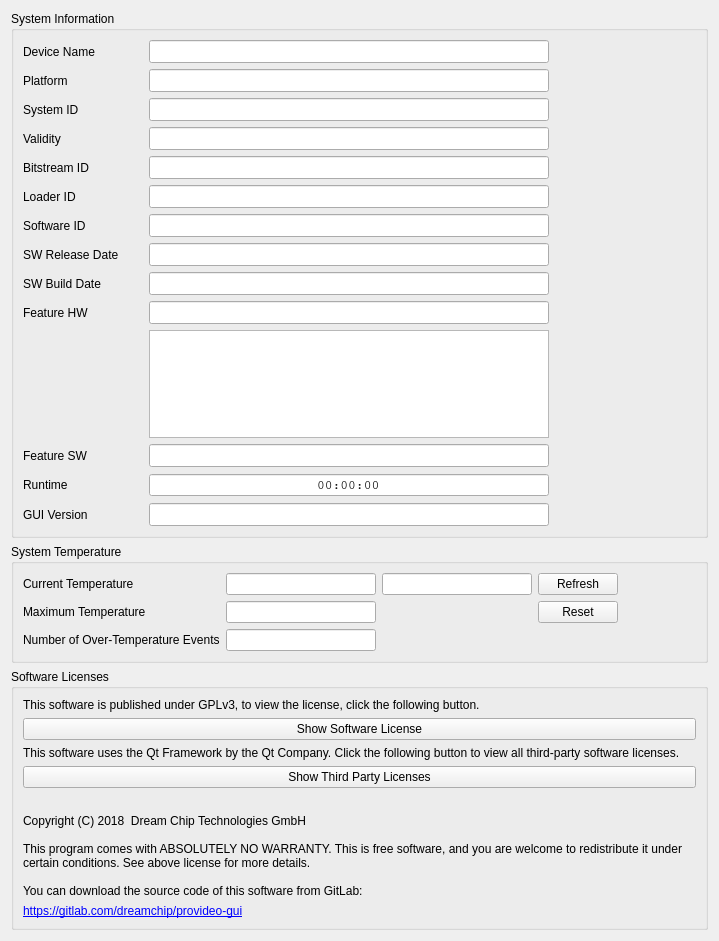
This is dct_widgets/infobox/infobox.ui in KAYA-Instruments/SDI-Control-Point as Qt 5 draws it before an edit. The edited form follows.
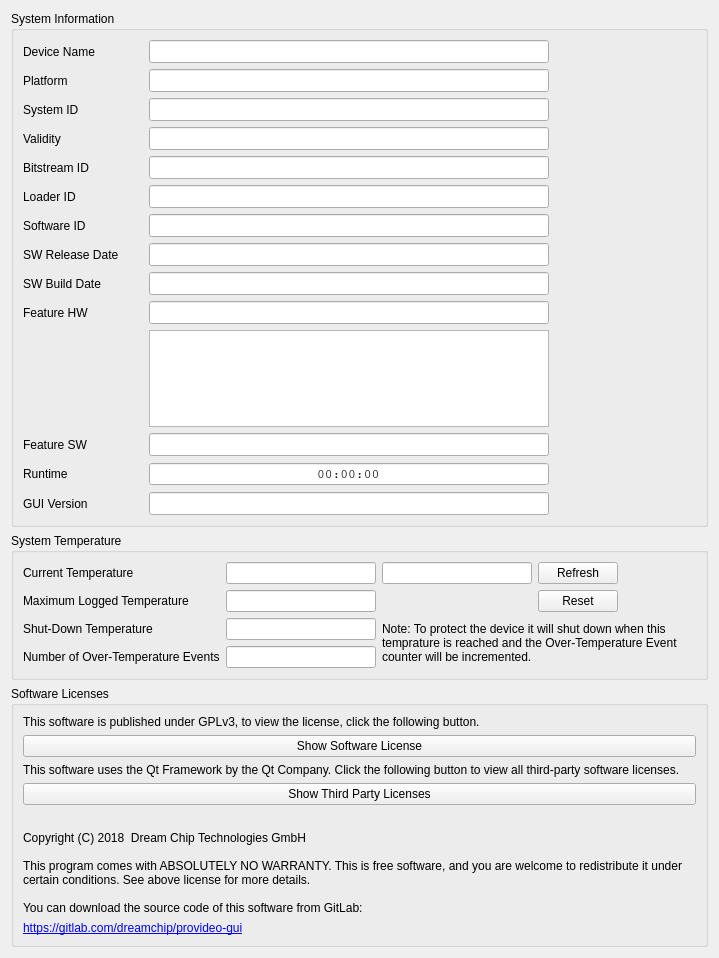
This is the edited form.

Commit message:
Forgot some files in last commit, change to max temp command
- Forgot to add the files for the aec weights dialog in the last commit
- The max temp command now returns the logged max temp and the limit max
  temp (shut down temp), both are now displayed in the info tab

```diff
--- a/dct_widgets/infobox/infobox.ui
+++ b/dct_widgets/infobox/infobox.ui
@@ -7,7 +7,7 @@
     <x>0</x>
     <y>0</y>
     <width>719</width>
-    <height>941</height>
+    <height>958</height>
    </rect>
   </property>
   <property name="windowTitle">
@@ -725,6 +725,121 @@
       <string>System Temperature</string>
      </property>
      <layout class="QGridLayout" name="gridLayout_2">
+      <item row="4" column="0">
+       <widget class="QLabel" name="lblOverTemp">
+        <property name="text">
+         <string>Number of Over-Temperature Events</string>
+        </property>
+       </widget>
+      </item>
+      <item row="2" column="1" colspan="2">
+       <widget class="QLineEdit" name="letMaxTempLogged">
+        <property name="sizePolicy">
+         <sizepolicy hsizetype="Fixed" vsizetype="Fixed">
+          <horstretch>0</horstretch>
+          <verstretch>0</verstretch>
+         </sizepolicy>
+        </property>
+        <property name="minimumSize">
+         <size>
+          <width>150</width>
+          <height>0</height>
+         </size>
+        </property>
+        <property name="maximumSize">
+         <size>
+          <width>150</width>
+          <height>16777215</height>
+         </size>
+        </property>
+        <property name="readOnly">
+         <bool>true</bool>
+        </property>
+       </widget>
+      </item>
+      <item row="3" column="0">
+       <widget class="QLabel" name="lblMaxTempAllowed">
+        <property name="text">
+         <string>Shut-Down Temperature</string>
+        </property>
+       </widget>
+      </item>
+      <item row="1" column="4">
+       <spacer name="horizontalSpacer">
+        <property name="orientation">
+         <enum>Qt::Horizontal</enum>
+        </property>
+        <property name="sizeHint" stdset="0">
+         <size>
+          <width>0</width>
+          <height>20</height>
+         </size>
+        </property>
+       </spacer>
+      </item>
+      <item row="2" column="0">
+       <widget class="QLabel" name="lblMaxTempLogged">
+        <property name="text">
+         <string>Maximum Logged Temperature</string>
+        </property>
+       </widget>
+      </item>
+      <item row="1" column="1">
+       <widget class="QLineEdit" name="letTemp0">
+        <property name="sizePolicy">
+         <sizepolicy hsizetype="Fixed" vsizetype="Fixed">
+          <horstretch>0</horstretch>
+          <verstretch>0</verstretch>
+         </sizepolicy>
+        </property>
+        <property name="minimumSize">
+         <size>
+          <width>150</width>
+          <height>0</height>
+         </size>
+        </property>
+        <property name="maximumSize">
+         <size>
+          <width>150</width>
+          <height>16777215</height>
+         </size>
+        </property>
+        <property name="readOnly">
+         <bool>true</bool>
+        </property>
+       </widget>
+      </item>
+      <item row="3" column="1">
+       <widget class="QLineEdit" name="letMaxTempAllowed">
+        <property name="sizePolicy">
+         <sizepolicy hsizetype="Fixed" vsizetype="Fixed">
+          <horstretch>0</horstretch>
+          <verstretch>0</verstretch>
+         </sizepolicy>
+        </property>
+        <property name="minimumSize">
+         <size>
+          <width>150</width>
+          <height>0</height>
+         </size>
+        </property>
+        <property name="maximumSize">
+         <size>
+          <width>150</width>
+          <height>16777215</height>
+         </size>
+        </property>
+        <property name="sizeIncrement">
+         <size>
+          <width>0</width>
+          <height>0</height>
+         </size>
+        </property>
+        <property name="readOnly">
+         <bool>true</bool>
+        </property>
+       </widget>
+      </item>
       <item row="2" column="3">
        <widget class="QPushButton" name="btnResetMaxTemp">
         <property name="sizePolicy">
@@ -740,25 +855,12 @@
       </item>
       <item row="1" column="2">
        <widget class="QLineEdit" name="letTemp1">
-        <property name="minimumSize">
-         <size>
-          <width>150</width>
-          <height>0</height>
-         </size>
+        <property name="sizePolicy">
+         <sizepolicy hsizetype="Fixed" vsizetype="Fixed">
+          <horstretch>0</horstretch>
+          <verstretch>0</verstretch>
+         </sizepolicy>
         </property>
-        <property name="maximumSize">
-         <size>
-          <width>150</width>
-          <height>16777215</height>
-         </size>
-        </property>
-        <property name="readOnly">
-         <bool>true</bool>
-        </property>
-       </widget>
-      </item>
-      <item row="1" column="1">
-       <widget class="QLineEdit" name="letTemp0">
         <property name="minimumSize">
          <size>
           <width>150</width>
@@ -776,78 +878,6 @@
         </property>
        </widget>
       </item>
-      <item row="2" column="0">
-       <widget class="QLabel" name="lblMaxTemp">
-        <property name="text">
-         <string>Maximum Temperature</string>
-        </property>
-       </widget>
-      </item>
-      <item row="3" column="0">
-       <widget class="QLabel" name="lblOverTemp">
-        <property name="text">
-         <string>Number of Over-Temperature Events</string>
-        </property>
-       </widget>
-      </item>
-      <item row="3" column="1">
-       <widget class="QLineEdit" name="letOverTemp">
-        <property name="minimumSize">
-         <size>
-          <width>150</width>
-          <height>0</height>
-         </size>
-        </property>
-        <property name="maximumSize">
-         <size>
-          <width>150</width>
-          <height>16777215</height>
-         </size>
-        </property>
-        <property name="readOnly">
-         <bool>true</bool>
-        </property>
-       </widget>
-      </item>
-      <item row="1" column="4">
-       <spacer name="horizontalSpacer">
-        <property name="orientation">
-         <enum>Qt::Horizontal</enum>
-        </property>
-        <property name="sizeHint" stdset="0">
-         <size>
-          <width>0</width>
-          <height>20</height>
-         </size>
-        </property>
-       </spacer>
-      </item>
-      <item row="2" column="1">
-       <widget class="QLineEdit" name="letMaxTemp">
-        <property name="minimumSize">
-         <size>
-          <width>150</width>
-          <height>0</height>
-         </size>
-        </property>
-        <property name="maximumSize">
-         <size>
-          <width>150</width>
-          <height>16777215</height>
-         </size>
-        </property>
-        <property name="readOnly">
-         <bool>true</bool>
-        </property>
-       </widget>
-      </item>
-      <item row="1" column="0">
-       <widget class="QLabel" name="lblTemp">
-        <property name="text">
-         <string>Current Temperature</string>
-        </property>
-       </widget>
-      </item>
       <item row="1" column="3">
        <widget class="QPushButton" name="btnRefreshTemp">
         <property name="sizePolicy">
@@ -861,6 +891,54 @@
         </property>
        </widget>
       </item>
+      <item row="1" column="0">
+       <widget class="QLabel" name="lblTemp">
+        <property name="text">
+         <string>Current Temperature</string>
+        </property>
+       </widget>
+      </item>
+      <item row="4" column="1">
+       <widget class="QLineEdit" name="letOverTemp">
+        <property name="sizePolicy">
+         <sizepolicy hsizetype="Fixed" vsizetype="Fixed">
+          <horstretch>0</horstretch>
+          <verstretch>0</verstretch>
+         </sizepolicy>
+        </property>
+        <property name="minimumSize">
+         <size>
+          <width>150</width>
+          <height>0</height>
+         </size>
+        </property>
+        <property name="maximumSize">
+         <size>
+          <width>150</width>
+          <height>16777215</height>
+         </size>
+        </property>
+        <property name="readOnly">
+         <bool>true</bool>
+        </property>
+       </widget>
+      </item>
+      <item row="3" column="2" rowspan="2" colspan="3">
+       <widget class="QLabel" name="label_2">
+        <property name="sizePolicy">
+         <sizepolicy hsizetype="Expanding" vsizetype="Preferred">
+          <horstretch>0</horstretch>
+          <verstretch>0</verstretch>
+         </sizepolicy>
+        </property>
+        <property name="text">
+         <string>Note: To protect the device it will shut down when this temprature is reached and the Over-Temperature Event counter will be incremented.</string>
+        </property>
+        <property name="wordWrap">
+         <bool>true</bool>
+        </property>
+       </widget>
+      </item>
      </layout>
     </widget>
    </item>
```
The commit also changes 22 other files.
